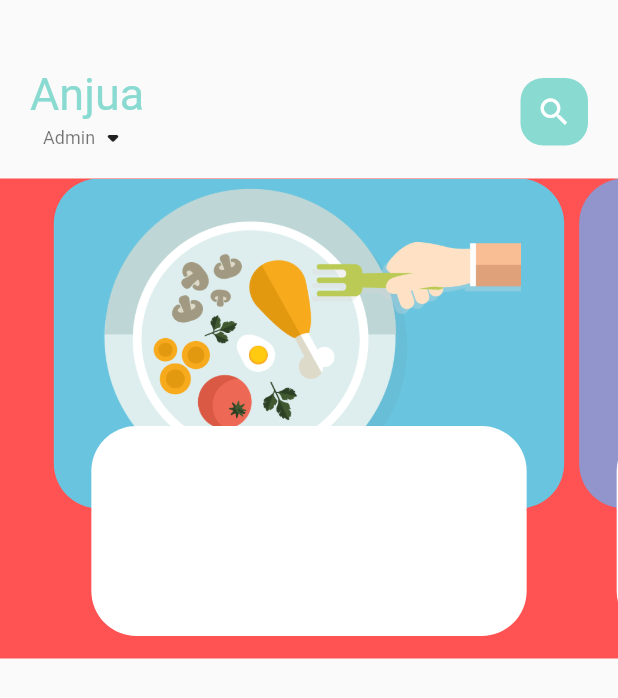
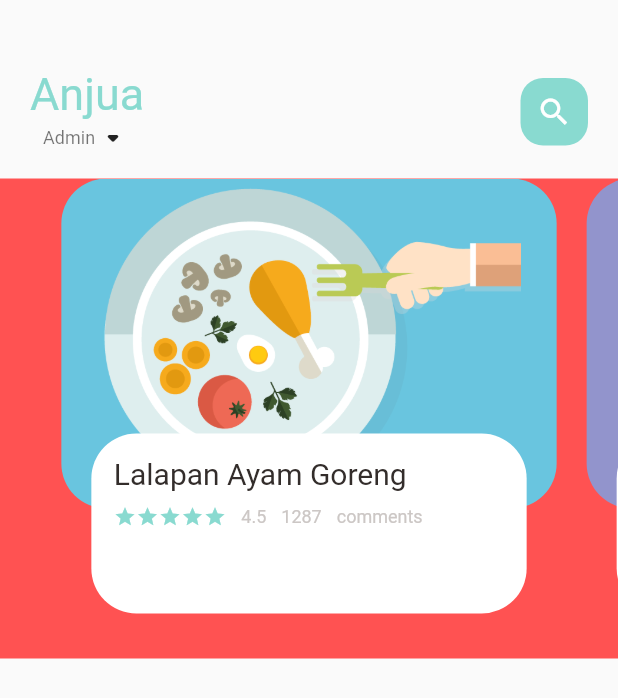
Before and after one commit to anjua/food_delivery, a Flutter app: the screen it shows after launch, on a phone screen of 412 x 824 dp. Shown: the top 698 px of the screen. Run offline on Flutter 3.47's test engine with Material 2 defaults, Android fonts, the phone set to English and light mode, and no system bars.

Commit message:
update food page body

```diff
--- a/lib/home/food_page_body.dart
+++ b/lib/home/food_page_body.dart
@@ -1,4 +1,7 @@
 import 'package:flutter/material.dart';
+import 'package:food_delivery/utils/colors.dart';
+import 'package:food_delivery/widgets/big_text.dart';
+import 'package:food_delivery/widgets/small_text.dart';
 
 class FoodPageBody extends StatefulWidget {
   const FoodPageBody({super.key});
@@ -28,7 +31,7 @@ class _FoodPageBodyState extends State<FoodPageBody> {
       children: [
         Container(
             height: 220,
-            margin: EdgeInsets.only(left: 5, right: 5),
+            margin: EdgeInsets.only(left: 10, right: 10),
             decoration: BoxDecoration(
                 borderRadius: BorderRadius.circular(30),
                 color: index.isEven ? Color(0xFF69c5df) : Color(0xFF9294cc),
@@ -38,11 +41,50 @@ class _FoodPageBodyState extends State<FoodPageBody> {
         Align(
           alignment: Alignment.bottomCenter,
           child: Container(
-              height: 140,
-              margin: EdgeInsets.only(left: 30, right: 30, bottom: 15),
-              decoration: BoxDecoration(
-                  borderRadius: BorderRadius.circular(30),
-                  color: Colors.white)),
+            height: 120,
+            margin: EdgeInsets.only(left: 30, right: 30, bottom: 30),
+            decoration: BoxDecoration(
+                borderRadius: BorderRadius.circular(30), color: Colors.white),
+            child: Container(
+              padding: EdgeInsets.only(top: 15, left: 15, right: 15),
+              child: Column(
+                crossAxisAlignment: CrossAxisAlignment.start,
+                children: [
+                  BigText(text: "Lalapan Ayam Goreng"),
+                  SizedBox(
+                    height: 10,
+                  ),
+                  Row(
+                    children: [
+                      Wrap(
+                          children: List.generate(5, (index) {
+                        return Icon(Icons.star,
+                            size: 15, color: AppColors.mainColor);
+                      })),
+                      SizedBox(
+                        width: 10,
+                      ),
+                      SmallText(text: "4.5"),
+                      SizedBox(
+                        width: 10,
+                      ),
+                      SmallText(text: "1287"),
+                      SizedBox(
+                        width: 10,
+                      ),
+                      SmallText(text: "comments")
+                    ],
+                  ),
+                  SizedBox(
+                    height: 20,
+                  ),
+                  Row(
+                    children: [],
+                  )
+                ],
+              ),
+            ),
+          ),
         )
       ],
     );
--- a/lib/widgets/small_text.dart
+++ b/lib/widgets/small_text.dart
@@ -8,7 +8,7 @@ class SmallText extends StatelessWidget {
 
   SmallText(
       {super.key,
-      this.color = const Color(0xFF89dad0),
+      this.color = const Color(0xFFccc7c5),
       required this.text,
       this.size = 12,
       this.height = 1.2});
```
Also changed, not shown: lib/widgets/icon_and_text_widget.dart (added).
